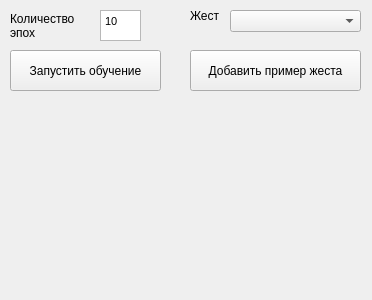
Above: class_cnn.ui from GamesIS/HandGestureRecognitionVer2 before the change. Below: the same form after it.
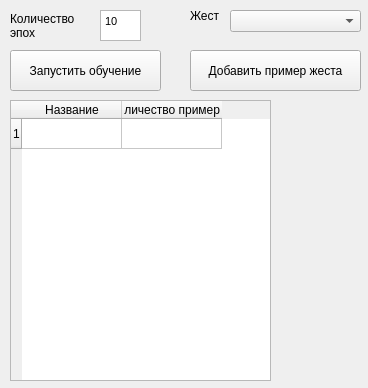
That is the form after the change.

What changed in the file:
```diff
--- a/class_cnn.ui
+++ b/class_cnn.ui
@@ -6,8 +6,8 @@
    <rect>
     <x>0</x>
     <y>0</y>
-    <width>372</width>
-    <height>300</height>
+    <width>368</width>
+    <height>388</height>
    </rect>
   </property>
   <property name="windowTitle">
@@ -101,6 +101,39 @@
     <bool>true</bool>
    </property>
   </widget>
+  <widget class="QTableWidget" name="gest_table">
+   <property name="geometry">
+    <rect>
+     <x>10</x>
+     <y>100</y>
+     <width>261</width>
+     <height>281</height>
+    </rect>
+   </property>
+   <property name="selectionMode">
+    <enum>QAbstractItemView::ExtendedSelection</enum>
+   </property>
+   <property name="wordWrap">
+    <bool>true</bool>
+   </property>
+   <property name="rowCount">
+    <number>1</number>
+   </property>
+   <property name="columnCount">
+    <number>2</number>
+   </property>
+   <row/>
+   <column>
+    <property name="text">
+     <string>Название</string>
+    </property>
+   </column>
+   <column>
+    <property name="text">
+     <string>Количество примеров</string>
+    </property>
+   </column>
+  </widget>
  </widget>
  <resources/>
  <connections/>
```
